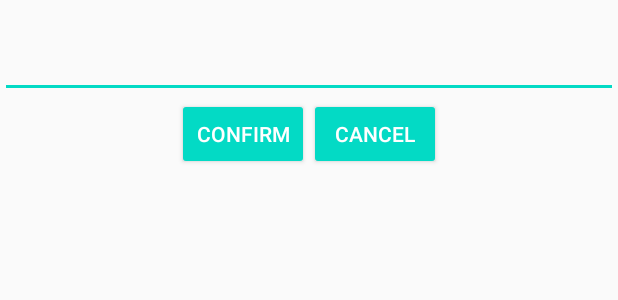
After one commit to jskako/HDWallet-kotlin, an Android app: the layout custom_dialog.xml on its own in the app's theme, with its tools: preview values and no code run, on a phone screen of 412 x 824 dp. The commit adds this screen. Shown: the top 300 px of the screen. Run offline under Robolectric (Android 15) with nearby library versions, the phone set to English and light mode, and no system bars.

Commit message:
Added temp custom dialog

```diff
--- a/app/src/main/java/com/gaming/ingrs/hdwallet/backend/BiometricManager.kt
+++ b/app/src/main/java/com/gaming/ingrs/hdwallet/backend/BiometricManager.kt
@@ -16,9 +16,6 @@ import androidx.fragment.app.FragmentActivity
 import com.gaming.ingrs.hdwallet.MainActivity
 import com.gaming.ingrs.hdwallet.R
 import java.util.concurrent.Executor
-import android.provider.Settings
-import androidx.core.app.ActivityCompat.startActivityForResult
-import com.google.zxing.integration.android.IntentIntegrator.REQUEST_CODE
 
 class BiometricManager {
 
@@ -97,7 +94,8 @@ class BiometricManager {
                     }
                     if(errorCode == BiometricPrompt.ERROR_NEGATIVE_BUTTON) {
                         Log.e("User clicked on negative button", "User clicked")
-                        //loginWithPassword() // Because negative button says use application password
+                        val oper = Operations()
+                        oper.customDialog(context)
                     }
                 }
                 override fun onAuthenticationFailed() {
--- /dev/null
+++ b/app/src/main/res/layout/custom_dialog.xml
@@ -0,0 +1,42 @@
+<?xml version="1.0" encoding="utf-8"?>
+<androidx.constraintlayout.widget.ConstraintLayout
+    xmlns:android="http://schemas.android.com/apk/res/android"
+    xmlns:tools="http://schemas.android.com/tools"
+    android:layout_width="match_parent"
+    android:layout_height="match_parent">
+
+    <LinearLayout
+        android:layout_width="match_parent"
+        android:layout_height="match_parent"
+        android:orientation="vertical"
+        tools:layout_editor_absoluteX="1dp"
+        tools:layout_editor_absoluteY="1dp">
+
+        <EditText
+            android:id="@+id/dialogPIN"
+            android:layout_width="match_parent"
+            android:layout_height="wrap_content"
+            android:layout_marginTop="20dp"
+            android:gravity="center"
+            android:inputType="numberPassword" />
+
+        <LinearLayout
+            android:layout_width="match_parent"
+            android:layout_height="wrap_content"
+            android:orientation="horizontal"
+            android:gravity="center">
+            <Button
+                android:id="@+id/dialogConfirmButton"
+                android:text="@string/confirm"
+                style="@style/Base.Widget.AppCompat.Button.Colored"
+                android:layout_width="wrap_content"
+                android:layout_height="wrap_content" />
+            <Button
+                android:id="@+id/dialogCancelButton"
+                android:text="@string/cancel"
+                style="@style/Base.Widget.AppCompat.Button.Colored"
+                android:layout_width="wrap_content"
+                android:layout_height="wrap_content" />
+        </LinearLayout>
+    </LinearLayout>
+</androidx.constraintlayout.widget.ConstraintLayout>
--- a/app/src/main/res/values/strings.xml
+++ b/app/src/main/res/values/strings.xml
@@ -36,5 +36,7 @@
     <string name="biometric_canceled_description">User canceled authentication</string>
     <string name="exit">EXIT</string>
     <string name="try_again">Try again</string>
+    <string name="confirm">Confirm</string>
+    <string name="cancel">Cancel</string>
 
 </resources>
```
Also changed, not shown: app/src/main/java/com/gaming/ingrs/hdwallet/backend/Operations.kt (+48 -1 lines).
